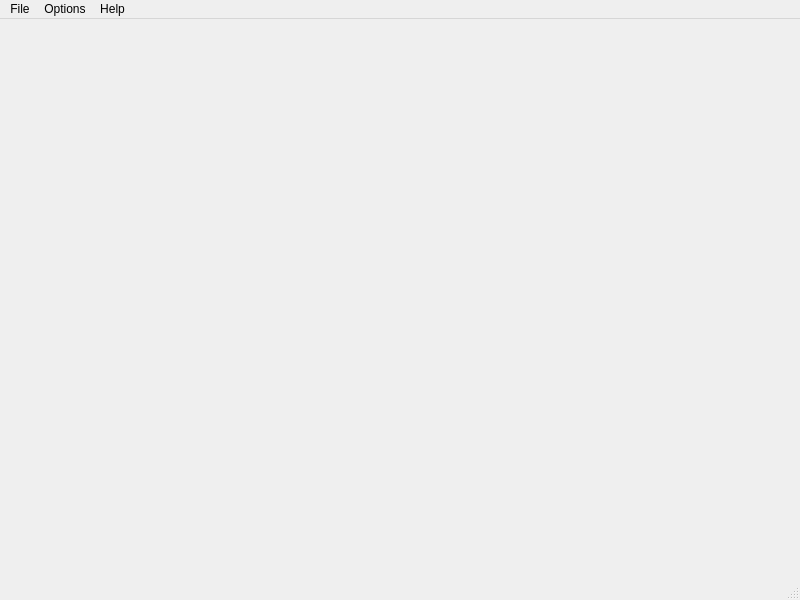
Before: the Qt Designer form ui/mainwindow.ui in Tw1ddle/Blind-Crossword-Editor, drawn with Qt 5.
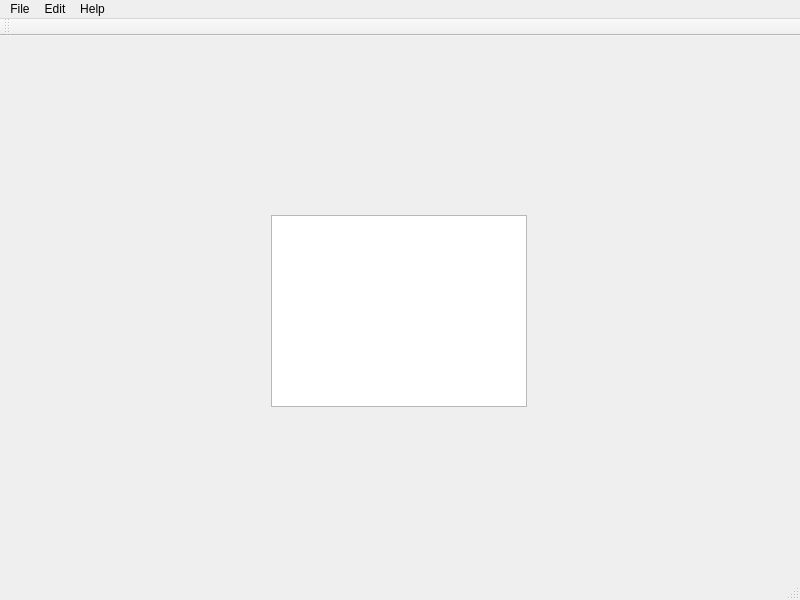
After: the same form once the commit is applied.

Patch:
```diff
--- a/ui/mainwindow.ui
+++ b/ui/mainwindow.ui
@@ -10,10 +10,32 @@
     <height>600</height>
    </rect>
   </property>
+  <property name="sizePolicy">
+   <sizepolicy hsizetype="Expanding" vsizetype="Expanding">
+    <horstretch>0</horstretch>
+    <verstretch>0</verstretch>
+   </sizepolicy>
+  </property>
   <property name="windowTitle">
    <string>MainWindow</string>
   </property>
-  <widget class="QWidget" name="centralwidget"/>
+  <widget class="QWidget" name="centralwidget">
+   <widget class="QWidget" name="horizontalLayoutWidget">
+    <property name="geometry">
+     <rect>
+      <x>-1</x>
+      <y>0</y>
+      <width>801</width>
+      <height>551</height>
+     </rect>
+    </property>
+    <layout class="QHBoxLayout" name="horizontalLayout">
+     <item alignment="Qt::AlignHCenter|Qt::AlignVCenter">
+      <widget class="QGraphicsView" name="graphicsView"/>
+     </item>
+    </layout>
+   </widget>
+  </widget>
   <widget class="QMenuBar" name="menubar">
    <property name="geometry">
     <rect>
@@ -33,9 +55,9 @@
     <addaction name="separator"/>
     <addaction name="actionQuit"/>
    </widget>
-   <widget class="QMenu" name="menuOptions">
+   <widget class="QMenu" name="menuEdit">
     <property name="title">
-     <string>Options</string>
+     <string>Edit</string>
     </property>
     <addaction name="actionFit_All"/>
    </widget>
@@ -49,10 +71,21 @@
     <addaction name="actionAbout"/>
    </widget>
    <addaction name="menuFile"/>
-   <addaction name="menuOptions"/>
+   <addaction name="menuEdit"/>
    <addaction name="menuHelp"/>
   </widget>
   <widget class="QStatusBar" name="statusbar"/>
+  <widget class="QToolBar" name="toolBar">
+   <property name="windowTitle">
+    <string>toolBar</string>
+   </property>
+   <attribute name="toolBarArea">
+    <enum>TopToolBarArea</enum>
+   </attribute>
+   <attribute name="toolBarBreak">
+    <bool>false</bool>
+   </attribute>
+  </widget>
   <action name="actionNew">
    <property name="text">
     <string>New</string>
```
Left out of the diff: 67 changed lines with no effect on the pictures.
